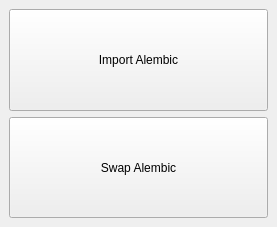
Before: the Qt Designer form Tapp/Maya/lighting/resources/lighting_gui.ui in bumpybox/Tapp, drawn with Qt 5.
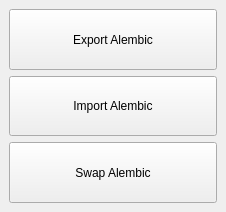
After: the same form once the commit is applied.

Commit message: maya alembic export

What changed in the file:
```diff
--- a/Tapp/Maya/lighting/resources/lighting_gui.ui
+++ b/Tapp/Maya/lighting/resources/lighting_gui.ui
@@ -6,8 +6,8 @@
    <rect>
     <x>0</x>
     <y>0</y>
-    <width>277</width>
-    <height>227</height>
+    <width>226</width>
+    <height>212</height>
    </rect>
   </property>
   <property name="windowTitle">
@@ -15,6 +15,19 @@
   </property>
   <widget class="QWidget" name="centralwidget">
    <layout class="QVBoxLayout" name="verticalLayout">
+    <item>
+     <widget class="QPushButton" name="exportAlembic_pushButton">
+      <property name="sizePolicy">
+       <sizepolicy hsizetype="Expanding" vsizetype="Expanding">
+        <horstretch>0</horstretch>
+        <verstretch>0</verstretch>
+       </sizepolicy>
+      </property>
+      <property name="text">
+       <string>Export Alembic</string>
+      </property>
+     </widget>
+    </item>
     <item>
      <widget class="QPushButton" name="importAlembic_pushButton">
       <property name="sizePolicy">
```
The commit also changes 2 other files.
